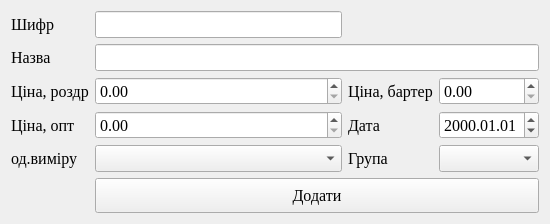
andrboyko/zbyt, file products.ui: the form before one commit.
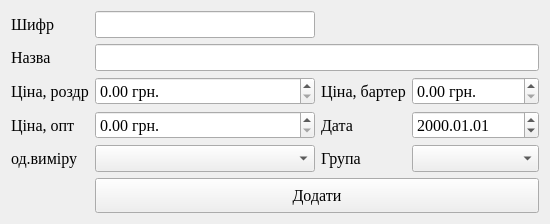
The form after the commit.

Diff of the .ui file:
```diff
--- a/products.ui
+++ b/products.ui
@@ -80,6 +80,12 @@
    </item>
    <item row="2" column="1">
     <widget class="QDoubleSpinBox" name="doubleSpinBox">
+     <property name="prefix">
+      <string/>
+     </property>
+     <property name="suffix">
+      <string> грн.</string>
+     </property>
      <property name="maximum">
       <double>999999.989999999990687</double>
      </property>
@@ -87,6 +93,9 @@
    </item>
    <item row="2" column="3">
     <widget class="QDoubleSpinBox" name="doubleSpinBox_2">
+     <property name="suffix">
+      <string> грн.</string>
+     </property>
      <property name="maximum">
       <double>999999.989999999990687</double>
      </property>
@@ -107,6 +116,9 @@
    </item>
    <item row="3" column="1">
     <widget class="QDoubleSpinBox" name="doubleSpinBox_3">
+     <property name="suffix">
+      <string> грн.</string>
+     </property>
      <property name="maximum">
       <double>999999.989999999990687</double>
      </property>
```
